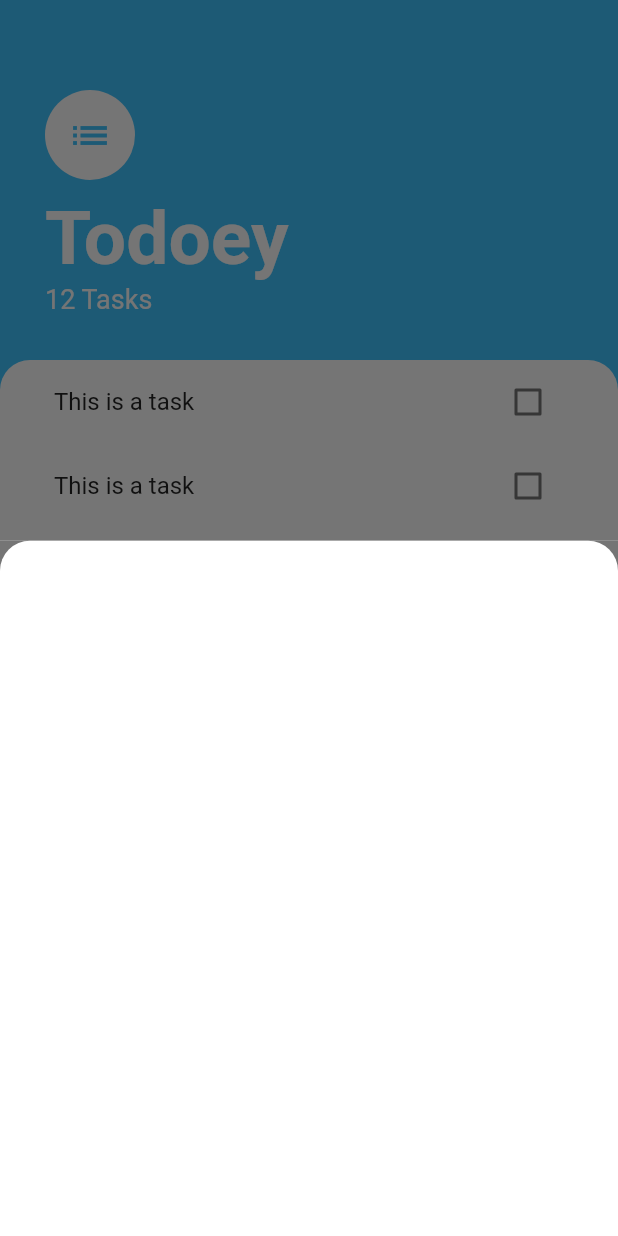
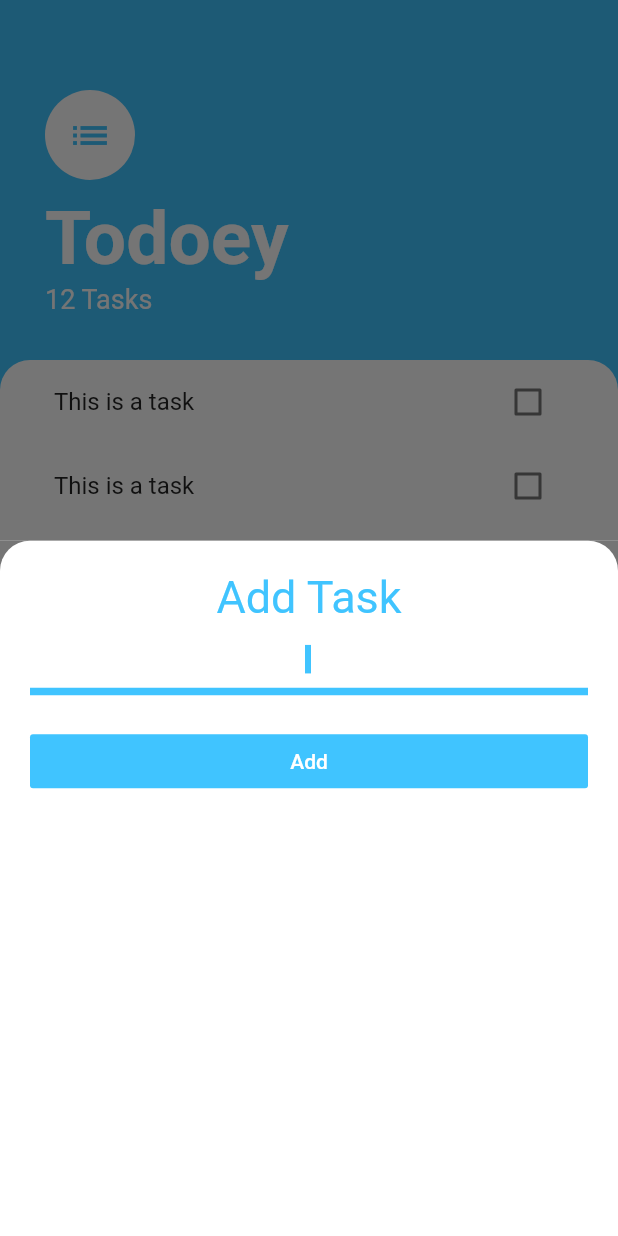
Before and after one commit to cjmurphy93/flutter-todoey, a Flutter app: the screen it shows after launch, after a tap on the "add" icon, on a phone screen of 412 x 824 dp. Run offline on Flutter 3.47's test engine with Material 2 defaults, Android fonts, the phone set to English and light mode, and no system bars.

Commit message:
styled bottom sheet

```diff
--- /dev/null
+++ b/lib/constants.dart
@@ -0,0 +1,18 @@
+import 'package:flutter/material.dart';
+
+final ButtonStyle kFlatButtonStyle = TextButton.styleFrom(
+  primary: Colors.white,
+  backgroundColor: Colors.lightBlueAccent,
+  minimumSize: Size(88, 36),
+  padding: EdgeInsets.symmetric(horizontal: 16.0),
+  shape: const RoundedRectangleBorder(
+    borderRadius: BorderRadius.all(Radius.circular(2.0)),
+  ),
+);
+
+final kTextFieldBorder = UnderlineInputBorder(
+  borderSide: new BorderSide(
+    width: 5.0,
+    color: Colors.lightBlueAccent,
+  ),
+);
--- a/lib/screens/add_task_screen.dart
+++ b/lib/screens/add_task_screen.dart
@@ -1,4 +1,5 @@
 import 'package:flutter/material.dart';
+import 'package:todoey_flutter/constants.dart';
 
 class AddTaskScreen extends StatelessWidget {
   @override
@@ -6,6 +7,7 @@ class AddTaskScreen extends StatelessWidget {
     return Container(
       color: Color(0xff757575),
       child: Container(
+        padding: EdgeInsets.all(20.0),
         decoration: BoxDecoration(
           color: Colors.white,
           borderRadius: BorderRadius.only(
@@ -13,6 +15,35 @@ class AddTaskScreen extends StatelessWidget {
             topRight: Radius.circular(20.0),
           ),
         ),
+        child: Column(
+          crossAxisAlignment: CrossAxisAlignment.stretch,
+          children: [
+            Text(
+              'Add Task',
+              textAlign: TextAlign.center,
+              style: TextStyle(
+                fontSize: 30.0,
+                color: Colors.lightBlueAccent,
+              ),
+            ),
+            TextField(
+              autofocus: true,
+              textAlign: TextAlign.center,
+              cursorWidth: 4,
+              cursorColor: Colors.lightBlueAccent,
+              decoration: InputDecoration(
+                focusedBorder: kTextFieldBorder,
+                enabledBorder: kTextFieldBorder,
+              ),
+            ),
+            SizedBox(height: 20),
+            TextButton(
+              onPressed: () {},
+              child: Text('Add'),
+              style: kFlatButtonStyle,
+            ),
+          ],
+        ),
       ),
     );
   }
```
